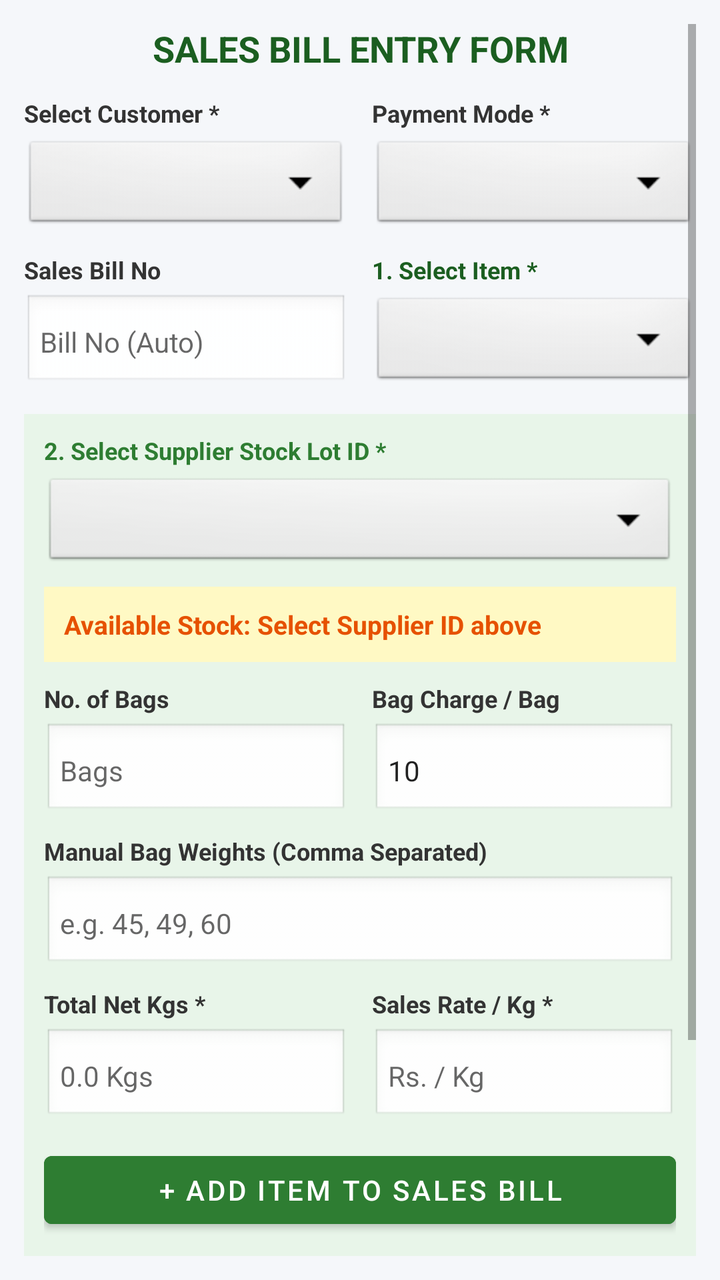
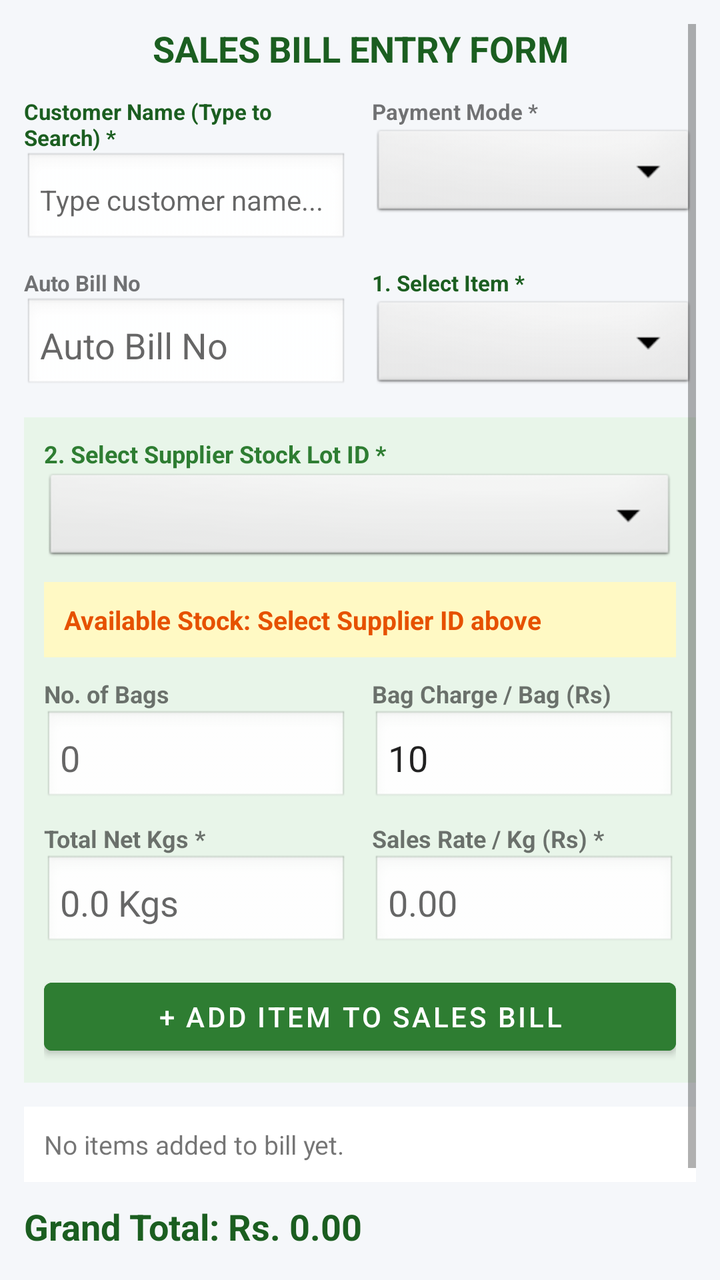

Screens rendered from an Android XML layout before and after an edit, with the pre-edit source and the edit as a unified diff.
<!-- AndroidManifest.xml: application theme Theme.MaterialComponents.DayNight.DarkActionBar -->
<!-- res/layout/activity_sales.xml -->
<?xml version="1.0" encoding="utf-8"?>
<ScrollView xmlns:android="http://schemas.android.com/apk/res/android"
    android:layout_width="match_parent"
    android:layout_height="match_parent"
    android:background="#F5F7FA"
    android:padding="12dp">

    <LinearLayout
        android:layout_width="match_parent"
        android:layout_height="wrap_content"
        android:orientation="vertical">

        <TextView
            android:layout_width="match_parent"
            android:layout_height="wrap_content"
            android:text="SALES BILL ENTRY FORM"
            android:textSize="18sp"
            android:textStyle="bold"
            android:textColor="#1B5E20"
            android:gravity="center"
            android:layout_marginBottom="12dp" />

        
        <LinearLayout
            android:layout_width="match_parent"
            android:layout_height="wrap_content"
            android:orientation="horizontal"
            android:weightSum="2"
            android:layout_marginBottom="10dp">

            <LinearLayout
                android:layout_width="0dp"
                android:layout_height="wrap_content"
                android:layout_weight="1"
                android:orientation="vertical"
                android:layout_marginEnd="6dp">

                <TextView
                    android:layout_width="wrap_content"
                    android:layout_height="wrap_content"
                    android:text="Select Customer *"
                    android:textSize="12sp"
                    android:textStyle="bold"
                    android:textColor="#333333"
                    android:layout_marginBottom="4dp" />

                <Spinner
                    android:id="@+id/spCustomer"
                    android:layout_width="match_parent"
                    android:layout_height="48dp"
                    android:background="@android:drawable/btn_dropdown" />
            </LinearLayout>

            <LinearLayout
                android:layout_width="0dp"
                android:layout_height="wrap_content"
                android:layout_weight="1"
                android:orientation="vertical"
                android:layout_marginStart="6dp">

                <TextView
                    android:layout_width="wrap_content"
                    android:layout_height="wrap_content"
                    android:text="Payment Mode *"
                    android:textSize="12sp"
                    android:textStyle="bold"
                    android:textColor="#333333"
                    android:layout_marginBottom="4dp" />

                <Spinner
                    android:id="@+id/spSalesPayMode"
                    android:layout_width="match_parent"
                    android:layout_height="48dp"
                    android:background="@android:drawable/btn_dropdown" />
            </LinearLayout>
        </LinearLayout>

        
        <LinearLayout
            android:layout_width="match_parent"
            android:layout_height="wrap_content"
            android:orientation="horizontal"
            android:weightSum="2"
            android:layout_marginBottom="12dp">

            <LinearLayout
                android:layout_width="0dp"
                android:layout_height="wrap_content"
                android:layout_weight="1"
                android:orientation="vertical"
                android:layout_marginEnd="6dp">

                <TextView
                    android:layout_width="wrap_content"
                    android:layout_height="wrap_content"
                    android:text="Sales Bill No"
                    android:textSize="12sp"
                    android:textStyle="bold"
                    android:textColor="#333333"
                    android:layout_marginBottom="4dp" />

                <EditText
                    android:id="@+id/etSalesBillNo"
                    android:layout_width="match_parent"
                    android:layout_height="48dp"
                    android:hint="Bill No (Auto)"
                    android:background="@android:drawable/edit_text"
                    android:padding="8dp"
                    android:textSize="14sp" />
            </LinearLayout>

            <LinearLayout
                android:layout_width="0dp"
                android:layout_height="wrap_content"
                android:layout_weight="1"
                android:orientation="vertical"
                android:layout_marginStart="6dp">

                <TextView
                    android:layout_width="wrap_content"
                    android:layout_height="wrap_content"
                    android:text="1. Select Item *"
                    android:textSize="12sp"
                    android:textStyle="bold"
                    android:textColor="#1B5E20"
                    android:layout_marginBottom="4dp" />

                <Spinner
                    android:id="@+id/spSalesItem"
                    android:layout_width="match_parent"
                    android:layout_height="48dp"
                    android:background="@android:drawable/btn_dropdown" />
            </LinearLayout>
        </LinearLayout>

        
        <LinearLayout
            android:layout_width="match_parent"
            android:layout_height="wrap_content"
            android:orientation="vertical"
            android:background="#E8F5E9"
            android:padding="10dp"
            android:layout_marginBottom="12dp">

            <TextView
                android:layout_width="wrap_content"
                android:layout_height="wrap_content"
                android:text="2. Select Supplier Stock Lot ID *"
                android:textSize="12sp"
                android:textStyle="bold"
                android:textColor="#2E7D32"
                android:layout_marginBottom="4dp" />

            <Spinner
                android:id="@+id/spSupplierBatch"
                android:layout_width="match_parent"
                android:layout_height="48dp"
                android:background="@android:drawable/btn_dropdown"
                android:layout_marginBottom="8dp" />

            <TextView
                android:id="@+id/tvLiveStockBanner"
                android:layout_width="match_parent"
                android:layout_height="wrap_content"
                android:text="Available Stock: Select Supplier ID above"
                android:background="#FFF9C4"
                android:textColor="#E65100"
                android:textStyle="bold"
                android:textSize="13sp"
                android:padding="10dp"
                android:layout_marginBottom="10dp" />

            
            <LinearLayout
                android:id="@+id/layoutSalesOnion"
                android:layout_width="match_parent"
                android:layout_height="wrap_content"
                android:orientation="vertical">

                <LinearLayout
                    android:layout_width="match_parent"
                    android:layout_height="wrap_content"
                    android:orientation="horizontal"
                    android:weightSum="2"
                    android:layout_marginBottom="8dp">

                    <LinearLayout
                        android:layout_width="0dp"
                        android:layout_height="wrap_content"
                        android:layout_weight="1"
                        android:orientation="vertical"
                        android:layout_marginEnd="6dp">

                        <TextView
                            android:layout_width="wrap_content"
                            android:layout_height="wrap_content"
                            android:text="No. of Bags"
                            android:textSize="12sp"
                            android:textStyle="bold"
                            android:textColor="#333333"
                            android:layout_marginBottom="4dp" />

                        <EditText
                            android:id="@+id/etSalesBags"
                            android:layout_width="match_parent"
                            android:layout_height="48dp"
                            android:hint="Bags"
                            android:inputType="number"
                            android:background="@android:drawable/edit_text"
                            android:padding="8dp"
                            android:textSize="14sp" />
                    </LinearLayout>

                    <LinearLayout
                        android:layout_width="0dp"
                        android:layout_height="wrap_content"
                        android:layout_weight="1"
                        android:orientation="vertical"
                        android:layout_marginStart="6dp">

                        <TextView
                            android:layout_width="wrap_content"
                            android:layout_height="wrap_content"
                            android:text="Bag Charge / Bag"
                            android:textSize="12sp"
                            android:textStyle="bold"
                            android:textColor="#333333"
                            android:layout_marginBottom="4dp" />

                        <EditText
                            android:id="@+id/etSalesBagRate"
                            android:layout_width="match_parent"
                            android:layout_height="48dp"
                            android:hint="Rs.10"
                            android:text="10"
                            android:inputType="numberDecimal"
                            android:background="@android:drawable/edit_text"
                            android:padding="8dp"
                            android:textSize="14sp" />
                    </LinearLayout>
                </LinearLayout>

                <TextView
                    android:layout_width="wrap_content"
                    android:layout_height="wrap_content"
                    android:text="Manual Bag Weights (Comma Separated)"
                    android:textSize="12sp"
                    android:textStyle="bold"
                    android:textColor="#333333"
                    android:layout_marginBottom="4dp" />

                <EditText
                    android:id="@+id/etSalesManualWeights"
                    android:layout_width="match_parent"
                    android:layout_height="48dp"
                    android:hint="e.g. 45, 49, 60"
                    android:inputType="text"
                    android:background="@android:drawable/edit_text"
                    android:padding="8dp"
                    android:textSize="14sp"
                    android:layout_marginBottom="8dp" />
            </LinearLayout>

            
            <LinearLayout
                android:layout_width="match_parent"
                android:layout_height="wrap_content"
                android:orientation="horizontal"
                android:weightSum="2"
                android:layout_marginBottom="10dp">

                <LinearLayout
                    android:layout_width="0dp"
                    android:layout_height="wrap_content"
                    android:layout_weight="1"
                    android:orientation="vertical"
                    android:layout_marginEnd="6dp">

                    <TextView
                        android:layout_width="wrap_content"
                        android:layout_height="wrap_content"
                        android:text="Total Net Kgs *"
                        android:textSize="12sp"
                        android:textStyle="bold"
                        android:textColor="#333333"
                        android:layout_marginBottom="4dp" />

                    <EditText
                        android:id="@+id/etSalesNetKgs"
                        android:layout_width="match_parent"
                        android:layout_height="48dp"
                        android:hint="0.0 Kgs"
                        android:inputType="numberDecimal"
                        android:background="@android:drawable/edit_text"
                        android:padding="8dp"
                        android:textSize="14sp" />
                </LinearLayout>

                <LinearLayout
                    android:layout_width="0dp"
                    android:layout_height="wrap_content"
                    android:layout_weight="1"
                    android:orientation="vertical"
                    android:layout_marginStart="6dp">

                    <TextView
                        android:layout_width="wrap_content"
                        android:layout_height="wrap_content"
                        android:text="Sales Rate / Kg *"
                        android:textSize="12sp"
                        android:textStyle="bold"
                        android:textColor="#333333"
                        android:layout_marginBottom="4dp" />

                    <EditText
                        android:id="@+id/etSalesRatePerKg"
                        android:layout_width="match_parent"
                        android:layout_height="48dp"
                        android:hint="Rs. / Kg"
                        android:inputType="numberDecimal"
                        android:background="@android:drawable/edit_text"
                        android:padding="8dp"
                        android:textSize="14sp" />
                </LinearLayout>
            </LinearLayout>

            <Button
                android:id="@+id/btnAddSalesItem"
                android:layout_width="match_parent"
                android:layout_height="46dp"
                android:text="+ ADD ITEM TO SALES BILL"
                android:backgroundTint="#2E7D32" />
        </LinearLayout>

        <TextView
            android:id="@+id/tvSalesCartList"
            android:layout_width="match_parent"
            android:layout_height="wrap_content"
            android:text="No items added to bill yet."
            android:background="#FFFFFF"
            android:padding="10dp"
            android:textSize="13sp"
            android:layout_marginBottom="10dp" />

        <TextView
            android:id="@+id/tvSalesGrandTotal"
            android:layout_width="match_parent"
            android:layout_height="wrap_content"
            android:text="Grand Total: Rs. 0.00"
            android:textSize="18sp"
            android:textStyle="bold"
            android:textColor="#1B5E20"
            android:layout_marginBottom="12dp" />

        <Button
            android:id="@+id/btnSaveSalesBill"
            android:layout_width="match_parent"
            android:layout_height="52dp"
            android:text="SUBMIT SALES BILL &amp; UPDATE STOCK"
            android:backgroundTint="#1B5E20" />

    </LinearLayout>
</ScrollView>
<!-- resources referenced by this layout -->
<resources>

</resources>

<!-- the commit's change to res/layout/activity_sales.xml (unified diff, before → after) -->
@@ -28,50 +28,22 @@
             android:weightSum="2"
             android:layout_marginBottom="10dp">
 
-            <LinearLayout
-                android:layout_width="0dp"
-                android:layout_height="wrap_content"
-                android:layout_weight="1"
-                android:orientation="vertical"
-                android:layout_marginEnd="6dp">
-
-                <TextView
-                    android:layout_width="wrap_content"
-                    android:layout_height="wrap_content"
-                    android:text="Select Customer *"
-                    android:textSize="12sp"
-                    android:textStyle="bold"
-                    android:textColor="#333333"
-                    android:layout_marginBottom="4dp" />
-
-                <Spinner
-                    android:id="@+id/spCustomer"
+            <LinearLayout android:layout_width="0dp" android:layout_height="wrap_content" android:layout_weight="1" android:orientation="vertical" android:layout_marginEnd="6dp">
+                <TextView android:layout_width="wrap_content" android:layout_height="wrap_content" android:text="Customer Name (Type to Search) *" android:textSize="11sp" android:textStyle="bold" android:textColor="#1B5E20" />
+                <AutoCompleteTextView
+                    android:id="@+id/actvCustomer"
                     android:layout_width="match_parent"
                     android:layout_height="48dp"
-                    android:background="@android:drawable/btn_dropdown" />
+                    android:hint="Type customer name..."
+                    android:completionThreshold="1"
+                    android:background="@android:drawable/edit_text"
+                    android:padding="8dp"
+                    android:textSize="14sp" />
             </LinearLayout>
 
-            <LinearLayout
-                android:layout_width="0dp"
-                android:layout_height="wrap_content"
-                android:layout_weight="1"
-                android:orientation="vertical"
-                android:layout_marginStart="6dp">
-
-                <TextView
-                    android:layout_width="wrap_content"
-                    android:layout_height="wrap_content"
-                    android:text="Payment Mode *"
-                    android:textSize="12sp"
-                    android:textStyle="bold"
-                    android:textColor="#333333"
-                    android:layout_marginBottom="4dp" />
-
-                <Spinner
-                    android:id="@+id/spSalesPayMode"
-                    android:layout_width="match_parent"
-                    android:layout_height="48dp"
-                    android:background="@android:drawable/btn_dropdown" />
+            <LinearLayout android:layout_width="0dp" android:layout_height="wrap_content" android:layout_weight="1" android:orientation="vertical" android:layout_marginStart="6dp">
+                <TextView android:layout_width="wrap_content" android:layout_height="wrap_content" android:text="Payment Mode *" android:textSize="11sp" android:textStyle="bold" />
+                <Spinner android:id="@+id/spSalesPayMode" android:layout_width="match_parent" android:layout_height="48dp" android:background="@android:drawable/btn_dropdown" />
             </LinearLayout>
         </LinearLayout>
 
@@ -83,53 +55,14 @@
             android:weightSum="2"
             android:layout_marginBottom="12dp">
 
-            <LinearLayout
-                android:layout_width="0dp"
-                android:layout_height="wrap_content"
-                android:layout_weight="1"
-                android:orientation="vertical"
-                android:layout_marginEnd="6dp">
-
-                <TextView
-                    android:layout_width="wrap_content"
-                    android:layout_height="wrap_content"
-                    android:text="Sales Bill No"
-                    android:textSize="12sp"
-                    android:textStyle="bold"
-                    android:textColor="#333333"
-                    android:layout_marginBottom="4dp" />
-
-                <EditText
-                    android:id="@+id/etSalesBillNo"
-                    android:layout_width="match_parent"
-                    android:layout_height="48dp"
-                    android:hint="Bill No (Auto)"
-                    android:background="@android:drawable/edit_text"
-                    android:padding="8dp"
-                    android:textSize="14sp" />
+            <LinearLayout android:layout_width="0dp" android:layout_height="wrap_content" android:layout_weight="1" android:orientation="vertical" android:layout_marginEnd="6dp">
+                <TextView android:layout_width="wrap_content" android:layout_height="wrap_content" android:text="Auto Bill No" android:textSize="11sp" android:textStyle="bold" />
+                <EditText android:id="@+id/etSalesBillNo" android:layout_width="match_parent" android:layout_height="48dp" android:hint="Auto Bill No" android:background="@android:drawable/edit_text" android:padding="8dp" />
             </LinearLayout>
 
-            <LinearLayout
-                android:layout_width="0dp"
-                android:layout_height="wrap_content"
-                android:layout_weight="1"
-                android:orientation="vertical"
-                android:layout_marginStart="6dp">
-
-                <TextView
-                    android:layout_width="wrap_content"
-                    android:layout_height="wrap_content"
-                    android:text="1. Select Item *"
-                    android:textSize="12sp"
-                    android:textStyle="bold"
-                    android:textColor="#1B5E20"
-                    android:layout_marginBottom="4dp" />
-
-                <Spinner
-                    android:id="@+id/spSalesItem"
-                    android:layout_width="match_parent"
-                    android:layout_height="48dp"
-                    android:background="@android:drawable/btn_dropdown" />
+            <LinearLayout android:layout_width="0dp" android:layout_height="wrap_content" android:layout_weight="1" android:orientation="vertical" android:layout_marginStart="6dp">
+                <TextView android:layout_width="wrap_content" android:layout_height="wrap_content" android:text="1. Select Item *" android:textSize="11sp" android:textStyle="bold" android:textColor="#1B5E20" />
+                <Spinner android:id="@+id/spSalesItem" android:layout_width="match_parent" android:layout_height="48dp" android:background="@android:drawable/btn_dropdown" />
             </LinearLayout>
         </LinearLayout>
 
@@ -142,21 +75,8 @@
             android:padding="10dp"
             android:layout_marginBottom="12dp">
 
-            <TextView
-                android:layout_width="wrap_content"
-                android:layout_height="wrap_content"
-                android:text="2. Select Supplier Stock Lot ID *"
-                android:textSize="12sp"
-                android:textStyle="bold"
-                android:textColor="#2E7D32"
-                android:layout_marginBottom="4dp" />
-
-            <Spinner
-                android:id="@+id/spSupplierBatch"
-                android:layout_width="match_parent"
-                android:layout_height="48dp"
-                android:background="@android:drawable/btn_dropdown"
-                android:layout_marginBottom="8dp" />
+            <TextView android:layout_width="wrap_content" android:layout_height="wrap_content" android:text="2. Select Supplier Stock Lot ID *" android:textSize="12sp" android:textStyle="bold" android:textColor="#2E7D32" />
+            <Spinner android:id="@+id/spSupplierBatch" android:layout_width="match_parent" android:layout_height="48dp" android:background="@android:drawable/btn_dropdown" android:layout_marginBottom="8dp" />
 
             <TextView
                 android:id="@+id/tvLiveStockBanner"
@@ -175,90 +95,19 @@
                 android:id="@+id/layoutSalesOnion"
                 android:layout_width="match_parent"
                 android:layout_height="wrap_content"
-                android:orientation="vertical">
+                android:orientation="horizontal"
+                android:weightSum="2"
+                android:layout_marginBottom="8dp">
 
-                <LinearLayout
-                    android:layout_width="match_parent"
-                    android:layout_height="wrap_content"
-                    android:orientation="horizontal"
-                    android:weightSum="2"
-                    android:layout_marginBottom="8dp">
-
-                    <LinearLayout
-                        android:layout_width="0dp"
-                        android:layout_height="wrap_content"
-                        android:layout_weight="1"
-                        android:orientation="vertical"
-                        android:layout_marginEnd="6dp">
-
-                        <TextView
-                            android:layout_width="wrap_content"
-                            android:layout_height="wrap_content"
-                            android:text="No. of Bags"
-                            android:textSize="12sp"
-                            android:textStyle="bold"
-                            android:textColor="#333333"
-                            android:layout_marginBottom="4dp" />
-
-                        <EditText
-                            android:id="@+id/etSalesBags"
-                            android:layout_width="match_parent"
-                            android:layout_height="48dp"
-                            android:hint="Bags"
-                            android:inputType="number"
-                            android:background="@android:drawable/edit_text"
-                            android:padding="8dp"
-                            android:textSize="14sp" />
-                    </LinearLayout>
-
-                    <LinearLayout
-                        android:layout_width="0dp"
-                        android:layout_height="wrap_content"
-                        android:layout_weight="1"
-                        android:orientation="vertical"
-                        android:layout_marginStart="6dp">
-
-                        <TextView
-                            android:layout_width="wrap_content"
-                            android:layout_height="wrap_content"
-                            android:text="Bag Charge / Bag"
-                            android:textSize="12sp"
-                            android:textStyle="bold"
-                            android:textColor="#333333"
-                            android:layout_marginBottom="4dp" />
-
-                        <EditText
-                            android:id="@+id/etSalesBagRate"
-                            android:layout_width="match_parent"
-                            android:layout_height="48dp"
-                            android:hint="Rs.10"
-                            android:text="10"
-                            android:inputType="numberDecimal"
-                            android:background="@android:drawable/edit_text"
-                            android:padding="8dp"
-                            android:textSize="14sp" />
-                    </LinearLayout>
+                <LinearLayout android:layout_width="0dp" android:layout_height="wrap_content" android:layout_weight="1" android:orientation="vertical" android:layout_marginEnd="6dp">
+                    <TextView android:layout_width="wrap_content" android:layout_height="wrap_content" android:text="No. of Bags" android:textSize="12sp" android:textStyle="bold" />
+                    <EditText android:id="@+id/etSalesBags" android:layout_width="match_parent" android:layout_height="48dp" android:hint="0" android:inputType="number" android:background="@android:drawable/edit_text" android:padding="8dp" />
                 </LinearLayout>
 
-                <TextView
-                    android:layout_width="wrap_content"
-                    android:layout_height="wrap_content"
-                    android:text="Manual Bag Weights (Comma Separated)"
-                    android:textSize="12sp"
-                    android:textStyle="bold"
-                    android:textColor="#333333"
-                    android:layout_marginBottom="4dp" />
-
-                <EditText
-                    android:id="@+id/etSalesManualWeights"
-                    android:layout_width="match_parent"
-                    android:layout_height="48dp"
-                    android:hint="e.g. 45, 49, 60"
-                    android:inputType="text"
-                    android:background="@android:drawable/edit_text"
-                    android:padding="8dp"
-                    android:textSize="14sp"
-                    android:layout_marginBottom="8dp" />
+                <LinearLayout android:layout_width="0dp" android:layout_height="wrap_content" android:layout_weight="1" android:orientation="vertical" android:layout_marginStart="6dp">
+                    <TextView android:layout_width="wrap_content" android:layout_height="wrap_content" android:text="Bag Charge / Bag (Rs)" android:textSize="12sp" android:textStyle="bold" />
+                    <EditText android:id="@+id/etSalesBagRate" android:layout_width="match_parent" android:layout_height="48dp" android:text="10" android:inputType="numberDecimal" android:background="@android:drawable/edit_text" android:padding="8dp" />
+                </LinearLayout>
             </LinearLayout>
 
             
@@ -269,95 +118,23 @@
                 android:weightSum="2"
                 android:layout_marginBottom="10dp">
 
-                <LinearLayout
-                    android:layout_width="0dp"
-                    android:layout_height="wrap_content"
-                    android:layout_weight="1"
-                    android:orientation="vertical"
-                    android:layout_marginEnd="6dp">
-
-                    <TextView
-                        android:layout_width="wrap_content"
-                        android:layout_height="wrap_content"
-                        android:text="Total Net Kgs *"
-                        android:textSize="12sp"
-                        android:textStyle="bold"
-                        android:textColor="#333333"
-                        android:layout_marginBottom="4dp" />
-
-                    <EditText
-                        android:id="@+id/etSalesNetKgs"
-                        android:layout_width="match_parent"
-                        android:layout_height="48dp"
-                        android:hint="0.0 Kgs"
-                        android:inputType="numberDecimal"
-                        android:background="@android:drawable/edit_text"
-                        android:padding="8dp"
-                        android:textSize="14sp" />
+                <LinearLayout android:layout_width="0dp" android:layout_height="wrap_content" android:layout_weight="1" android:orientation="vertical" android:layout_marginEnd="6dp">
+                    <TextView android:layout_width="wrap_content" android:layout_height="wrap_content" android:text="Total Net Kgs *" android:textSize="12sp" android:textStyle="bold" />
+                    <EditText android:id="@+id/etSalesNetKgs" android:layout_width="match_parent" android:layout_height="48dp" android:hint="0.0 Kgs" android:inputType="numberDecimal" android:background="@android:drawable/edit_text" android:padding="8dp" />
                 </LinearLayout>
 
-                <LinearLayout
-                    android:layout_width="0dp"
-                    android:layout_height="wrap_content"
-                    android:layout_weight="1"
-                    android:orientation="vertical"
-                    android:layout_marginStart="6dp">
-
-                    <TextView
-                        android:layout_width="wrap_content"
-                        android:layout_height="wrap_content"
-                        android:text="Sales Rate / Kg *"
-                        android:textSize="12sp"
-                        android:textStyle="bold"
-                        android:textColor="#333333"
-                        android:layout_marginBottom="4dp" />
-
-                    <EditText
-                        android:id="@+id/etSalesRatePerKg"
-                        android:layout_width="match_parent"
-                        android:layout_height="48dp"
-                        android:hint="Rs. / Kg"
-                        android:inputType="numberDecimal"
-                        android:background="@android:drawable/edit_text"
-                        android:padding="8dp"
-                        android:textSize="14sp" />
+                <LinearLayout android:layout_width="0dp" android:layout_height="wrap_content" android:layout_weight="1" android:orientation="vertical" android:layout_marginStart="6dp">
+                    <TextView android:layout_width="wrap_content" android:layout_height="wrap_content" android:text="Sales Rate / Kg (Rs) *" android:textSize="12sp" android:textStyle="bold" />
+                    <EditText android:id="@+id/etSalesRatePerKg" android:layout_width="match_parent" android:layout_height="48dp" android:hint="0.00" android:inputType="numberDecimal" android:background="@android:drawable/edit_text" android:padding="8dp" />
                 </LinearLayout>
             </LinearLayout>
 
-            <Button
-                android:id="@+id/btnAddSalesItem"
-                android:layout_width="match_parent"
-                android:layout_height="46dp"
-                android:text="+ ADD ITEM TO SALES BILL"
-                android:backgroundTint="#2E7D32" />
+            <Button android:id="@+id/btnAddSalesItem" android:layout_width="match_parent" android:layout_height="46dp" android:text="+ ADD ITEM TO SALES BILL" android:backgroundTint="#2E7D32" />
         </LinearLayout>
 
-        <TextView
-            android:id="@+id/tvSalesCartList"
-            android:layout_width="match_parent"
-            android:layout_height="wrap_content"
-            android:text="No items added to bill yet."
-            android:background="#FFFFFF"
-            android:padding="10dp"
-            android:textSize="13sp"
-            android:layout_marginBottom="10dp" />
-
-        <TextView
-            android:id="@+id/tvSalesGrandTotal"
-            android:layout_width="match_parent"
-            android:layout_height="wrap_content"
-            android:text="Grand Total: Rs. 0.00"
-            android:textSize="18sp"
-            android:textStyle="bold"
-            android:textColor="#1B5E20"
-            android:layout_marginBottom="12dp" />
-
-        <Button
-            android:id="@+id/btnSaveSalesBill"
-            android:layout_width="match_parent"
-            android:layout_height="52dp"
-            android:text="SUBMIT SALES BILL &amp; UPDATE STOCK"
-            android:backgroundTint="#1B5E20" />
+        <TextView android:id="@+id/tvSalesCartList" android:layout_width="match_parent" android:layout_height="wrap_content" android:text="No items added to bill yet." android:background="#FFFFFF" android:padding="10dp" android:textSize="13sp" android:layout_marginBottom="10dp" />
+        <TextView android:id="@+id/tvSalesGrandTotal" android:layout_width="match_parent" android:layout_height="wrap_content" android:text="Grand Total: Rs. 0.00" android:textSize="18sp" android:textStyle="bold" android:textColor="#1B5E20" android:layout_marginBottom="12dp" />
+        <Button android:id="@+id/btnSaveSalesBill" android:layout_width="match_parent" android:layout_height="52dp" android:text="SUBMIT SALES BILL &amp; UPDATE STOCK" android:backgroundTint="#1B5E20" />
 
     </LinearLayout>
 </ScrollView>
